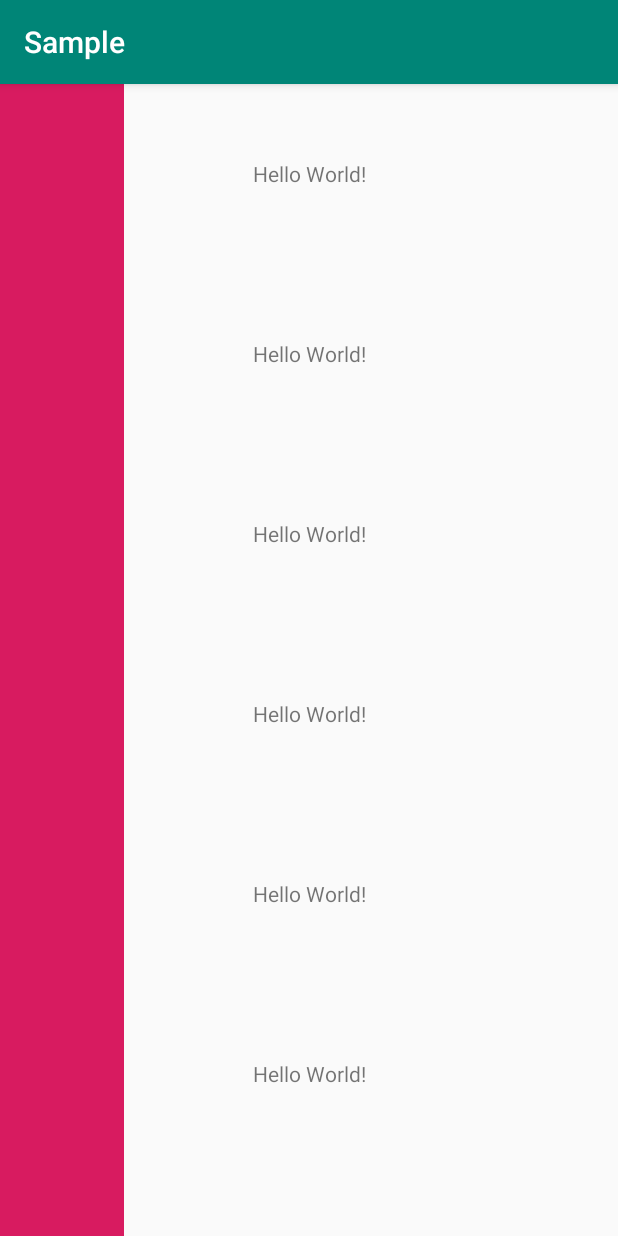
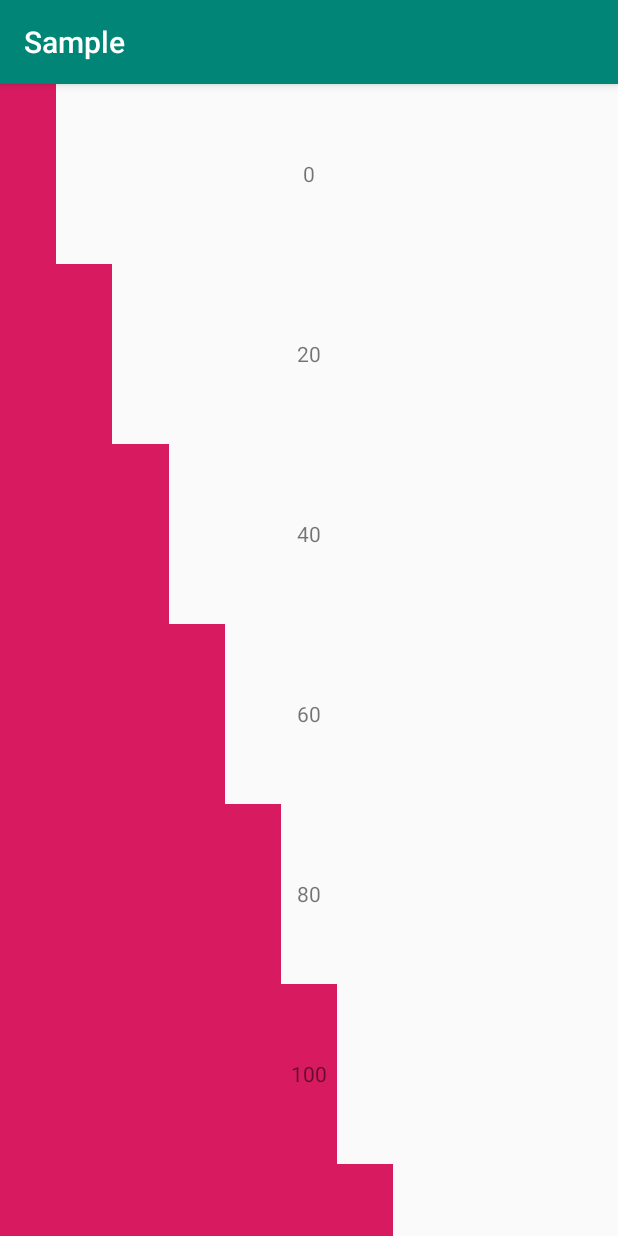
Before and after one commit to Tunous/SwipeProgressView, an Android app: the screen it shows after launch (MainActivity), on a phone screen of 412 x 824 dp. Run offline under Robolectric (Android 15) with nearby library versions, the phone set to English and light mode, and no system bars.

Commit message:
Implement API for setting progress related properties

```diff
--- a/library/src/main/java/me/thanel/swipeprogressview/SwipeProgressView.kt
+++ b/library/src/main/java/me/thanel/swipeprogressview/SwipeProgressView.kt
@@ -1,46 +1,140 @@
 package me.thanel.swipeprogressview
 
+import android.animation.ObjectAnimator
+import android.annotation.SuppressLint
 import android.content.Context
 import android.graphics.Canvas
 import android.graphics.Color
 import android.graphics.drawable.ColorDrawable
+import android.os.Build
 import android.util.AttributeSet
+import android.util.IntProperty
+import android.util.Property
 import android.view.MotionEvent
 import android.view.ViewConfiguration
+import android.view.animation.DecelerateInterpolator
 import android.widget.FrameLayout
 import androidx.annotation.ColorInt
-import me.thanel.swipeprogressview.internal.clamp
+import androidx.core.content.res.use
+import me.thanel.swipeprogressview.internal.clamped
 import kotlin.math.abs
 import kotlin.math.roundToInt
 
 class SwipeProgressView @JvmOverloads constructor(
     context: Context,
     attrs: AttributeSet? = null,
-    defStyleAttr: Int = 0
+    defStyleAttr: Int = R.attr.swipeProgressViewStyle
 ) : FrameLayout(context, attrs, defStyleAttr) {
 
     private val touchSlop = ViewConfiguration.get(context).scaledTouchSlop
     private val progressBackground = ColorDrawable(getColor(context))
     private var onProgressChangeListener: ((Int) -> Unit)? = null
-    private var isScrolling = false
+    private var isSwiping = false
     private var initialEventX = 0f
     private var initialEventY = 0f
     private var currentScrollStartValue = 0
 
-    var minValue = 0
+    /**
+     * The lower limit of this progress view's range.
+     *
+     * Setting this property will also update the [currentProgress] value to not be smaller than the
+     * newly set min progress.
+     */
+    var minProgress: Int = 0
+        set(newValue) {
+            if (field == newValue) return
+            field = newValue
+            if (currentProgress < newValue) {
+                currentProgress = newValue
+            }
+        }
 
-    var maxValue = 100
+    /**
+     * The upper limit of this progress view's range.
+     *
+     * Setting this property will also update the [currentProgress] value to not be bigger than the
+     * newly set max progress.
+     */
+    var maxProgress: Int = 100
+        set(newValue) {
+            if (field == newValue) return
+            field = newValue
+            if (currentProgress > newValue) {
+                currentProgress = newValue
+            }
+        }
 
-    var currentValue = 20
-        set(value) {
-            if (field == value) return
-            field = value
-            invalidate()
-            onProgressChangeListener?.invoke(value)
+    /**
+     * The progress view's current level of progress.
+     *
+     * Setting this property will immediately update the visual position of the progress indicator.
+     * To animate the visual position to the target value, use [setCurrentProgressAnimated].
+     *
+     * **Note** When attempting to set this value to any number outside of the [minProgress] and
+     * [maxProgress] range, the value will be automatically set to the closest valid number that
+     * fits within that range.
+     *
+     * @see minProgress
+     * @see maxProgress
+     * @see setCurrentProgressAnimated
+     */
+    var currentProgress: Int = 0
+        set(newValue) {
+            if (field == newValue) return
+            field = when {
+                newValue > maxProgress -> maxProgress
+                newValue < minProgress -> minProgress
+                else -> newValue
+            }
+            visualProgress = field
+            onProgressChangeListener?.invoke(newValue)
         }
 
     init {
         setWillNotDraw(false)
+
+        context.obtainStyledAttributes(attrs, R.styleable.SwipeProgressView).use {
+            minProgress = it.getInt(R.styleable.SwipeProgressView_spv_minProgress, minProgress)
+            maxProgress = it.getInt(R.styleable.SwipeProgressView_spv_maxProgress, maxProgress)
+            currentProgress =
+                it.getInt(R.styleable.SwipeProgressView_spv_currentProgress, currentProgress)
+        }
+    }
+
+    /**
+     * Registers a callback to be invoked when the value of [currentProgress] property is changed.
+     *
+     * @param listener the callback that will be run.
+     */
+    fun setOnProgressChangeListener(listener: ((Int) -> Unit)?) {
+        onProgressChangeListener = listener
+    }
+
+    private var visualProgress: Int = 0
+        set(newValue) {
+            field = newValue
+            invalidate()
+        }
+
+    /**
+     * Sets the current progress to the specified value, animating the visual position between the
+     * current and target values.
+     *
+     * Animation does not affect the result of [currentProgress] property, which will return the
+     * target value immediately after this function is called.
+     *
+     * @param progress the new progress value.
+     */
+    fun setCurrentProgressAnimated(progress: Int) {
+        val initialProgress = visualProgress
+        currentProgress = progress
+        visualProgress = initialProgress
+
+        val animator = ObjectAnimator.ofInt(this, VISUAL_PROGRESS, initialProgress, progress)
+        animator.setAutoCancel(true)
+        animator.duration = ANIMATION_DURATION
+        animator.interpolator = INTERPOLATOR
+        animator.start()
     }
 
     override fun onInterceptTouchEvent(ev: MotionEvent): Boolean {
@@ -48,48 +142,51 @@ class SwipeProgressView @JvmOverloads constructor(
             MotionEvent.ACTION_DOWN -> {
                 initialEventX = ev.x
                 initialEventY = ev.y
-                currentScrollStartValue = currentValue
+                currentScrollStartValue = currentProgress
             }
             MotionEvent.ACTION_CANCEL, MotionEvent.ACTION_UP -> {
-                isScrolling = false
+                isSwiping = false
             }
             MotionEvent.ACTION_MOVE -> {
                 val scrolledDistance = ev.x - initialEventX
 
-                if (!isScrolling) {
+                if (!isSwiping) {
                     val verticalScrolledDistance = ev.y - initialEventY
                     if (abs(verticalScrolledDistance) >= touchSlop) {
                         return false
                     }
-                    isScrolling = abs(scrolledDistance) >= touchSlop
+                    isSwiping = abs(scrolledDistance) >= touchSlop
                 }
 
-                return isScrolling
+                return isSwiping
             }
         }
         return false
     }
 
+    @SuppressLint("ClickableViewAccessibility") // performClick is not used
     override fun onTouchEvent(event: MotionEvent): Boolean {
         when (event.actionMasked) {
             MotionEvent.ACTION_CANCEL, MotionEvent.ACTION_UP -> {
-                isScrolling = false
+                isSwiping = false
             }
             MotionEvent.ACTION_MOVE -> {
                 parent?.requestDisallowInterceptTouchEvent(true)
 
                 val scrolledDistance = event.x - initialEventX
+                val scrollScale = scrolledDistance / width
 
-                // Convert that distance to represent percentage of the view's width
-                val scrollScale = scrolledDistance / width
-                // Multiply it by some factor to update the value a bit slower
-                val factoredScrollScale = scrollScale * 0.5f
-                // Convert the scale to actual value
-                val scrolledValue = (maxValue * factoredScrollScale).roundToInt()
-                // Add to it the value that was set before scroll started
+                // Multiply scroll scale by a factor to make scrolling a bit slower giving the
+                // user more precision during swipes. For example multiplying it by 0.5 will make
+                // single swipe through the whole view update the progress by 50% instead of 100%.
+                val factoredScrollScale = scrollScale * SCROLL_FACTOR
+                val scrolledValue = (maxProgress * factoredScrollScale).roundToInt()
+
+                // Add the initial value to the calculated value so the update always changes as an
+                // offset from the progress value before the swipe started instead of as an offset
+                // from min progress value.
                 val updatedValue = scrolledValue + currentScrollStartValue
-                // Finally clamp the value between min and max and notify the listener with result
-                currentValue = updatedValue.clamp(minValue, maxValue)
+                currentProgress = updatedValue.clamped(minProgress, maxProgress)
 
                 return true
             }
@@ -100,8 +197,9 @@ class SwipeProgressView @JvmOverloads constructor(
     override fun onDraw(canvas: Canvas) {
         super.onDraw(canvas)
 
-        val progressPercent = currentValue / maxValue.toFloat()
-        val end = ((right - left) * progressPercent).roundToInt()
+        val progressPercent =
+            (visualProgress - minProgress) / (maxProgress - minProgress).toFloat()
+        val end = (right * progressPercent).roundToInt()
         progressBackground.setBounds(0, 0, end, bottom - top)
         progressBackground.draw(canvas)
     }
@@ -113,4 +211,27 @@ class SwipeProgressView @JvmOverloads constructor(
         typedArray.recycle()
         return color
     }
+
+    companion object {
+        private const val SCROLL_FACTOR = 0.5f
+        private const val ANIMATION_DURATION = 80L
+        private val INTERPOLATOR = DecelerateInterpolator()
+        private val VISUAL_PROGRESS = if (Build.VERSION.SDK_INT >= 24) {
+            object : IntProperty<SwipeProgressView>("progress") {
+                override fun setValue(view: SwipeProgressView, value: Int) {
+                    view.visualProgress = value
+                }
+
+                override fun get(view: SwipeProgressView) = view.visualProgress
+            }
+        } else {
+            object : Property<SwipeProgressView, Int>(Int::class.java, "progress") {
+                override fun set(view: SwipeProgressView, value: Int) {
+                    view.visualProgress = value
+                }
+
+                override fun get(view: SwipeProgressView) = view.visualProgress
+            }
+        }
+    }
 }
--- a/library/src/main/java/me/thanel/swipeprogressview/internal/MathUtil.kt
+++ b/library/src/main/java/me/thanel/swipeprogressview/internal/MathUtil.kt
@@ -3,4 +3,4 @@ package me.thanel.swipeprogressview.internal
 import kotlin.math.max
 import kotlin.math.min
 
-internal fun Int.clamp(minValue: Int, maxValue: Int) = max(minValue, min(this, maxValue))
+internal fun Int.clamped(minValue: Int, maxValue: Int) = max(minValue, min(this, maxValue))
--- a/library/src/main/res/values/strings.xml
+++ /dev/null
@@ -1,3 +0,0 @@
-<resources>
-    <string name="app_name">SwipeProgressView</string>
-</resources>
--- a/sample/src/main/java/me/thanel/swipeprogressview/sample/MainActivity.kt
+++ b/sample/src/main/java/me/thanel/swipeprogressview/sample/MainActivity.kt
@@ -4,12 +4,14 @@ import android.os.Bundle
 import android.view.LayoutInflater
 import android.view.View
 import android.view.ViewGroup
-import android.widget.Toast
+import android.widget.TextView
 import androidx.appcompat.app.AppCompatActivity
 import androidx.recyclerview.widget.LinearLayoutManager
 import androidx.recyclerview.widget.RecyclerView
 import kotlinx.android.synthetic.main.activity_main.*
 import kotlinx.android.synthetic.main.item_swipe.view.*
+import me.thanel.swipeprogressview.SwipeProgressView
+import me.thanel.swipeprogressview.progressRange
 
 class MainActivity : AppCompatActivity() {
 
@@ -23,9 +25,16 @@ class MainActivity : AppCompatActivity() {
 }
 
 class SwipeItemViewHolder(itemView: View) : RecyclerView.ViewHolder(itemView) {
+    val textView: TextView = itemView.progressTextView
+    val swipeProgressView: SwipeProgressView = itemView.swipeProgressView
+
     init {
-        itemView.clickableChild.setOnClickListener {
-            Toast.makeText(itemView.context, "Tapped", Toast.LENGTH_SHORT).show()
+        textView.setOnClickListener {
+            val randomProgress = swipeProgressView.progressRange.random()
+            swipeProgressView.setCurrentProgressAnimated(randomProgress)
+        }
+        swipeProgressView.setOnProgressChangeListener {
+            textView.text = it.toString()
         }
     }
 }
@@ -39,5 +48,9 @@ class SwipeItemAdapter : RecyclerView.Adapter<SwipeItemViewHolder>() {
 
     override fun getItemCount() = 10
 
-    override fun onBindViewHolder(holder: SwipeItemViewHolder, position: Int) = Unit
+    override fun onBindViewHolder(holder: SwipeItemViewHolder, position: Int) {
+        val progress = position * 20
+        holder.textView.text = progress.toString()
+        holder.swipeProgressView.currentProgress = progress
+    }
 }
--- a/sample/src/main/res/layout/activity_main.xml
+++ b/sample/src/main/res/layout/activity_main.xml
@@ -1,13 +1,8 @@
 <?xml version="1.0" encoding="utf-8"?>
-<androidx.constraintlayout.widget.ConstraintLayout xmlns:android="http://schemas.android.com/apk/res/android"
+<androidx.recyclerview.widget.RecyclerView xmlns:android="http://schemas.android.com/apk/res/android"
     xmlns:tools="http://schemas.android.com/tools"
+    android:id="@+id/swipeItemRecyclerView"
     android:layout_width="match_parent"
     android:layout_height="match_parent"
-    tools:context=".MainActivity">
-
-    <androidx.recyclerview.widget.RecyclerView
-        android:id="@+id/swipeItemRecyclerView"
-        android:layout_width="match_parent"
-        android:layout_height="match_parent" />
-
-</androidx.constraintlayout.widget.ConstraintLayout>
+    tools:context=".MainActivity"
+    tools:listitem="@layout/item_swipe" />
--- a/sample/src/main/res/layout/item_swipe.xml
+++ b/sample/src/main/res/layout/item_swipe.xml
@@ -1,15 +1,20 @@
 <?xml version="1.0" encoding="utf-8"?>
 <me.thanel.swipeprogressview.SwipeProgressView xmlns:android="http://schemas.android.com/apk/res/android"
-    android:id="@+id/bookProgressView"
+    xmlns:app="http://schemas.android.com/apk/res-auto"
+    xmlns:tools="http://schemas.android.com/tools"
+    android:id="@+id/swipeProgressView"
     android:layout_width="match_parent"
-    android:layout_height="120dp">
+    android:layout_height="120dp"
+    app:spv_currentProgress="0"
+    app:spv_maxProgress="200"
+    app:spv_minProgress="-20">
 
     <TextView
-        android:id="@+id/clickableChild"
+        android:id="@+id/progressTextView"
         android:layout_width="match_parent"
         android:layout_height="match_parent"
         android:background="?selectableItemBackground"
         android:gravity="center"
-        android:text="Hello World!" />
+        tools:text="0" />
 
 </me.thanel.swipeprogressview.SwipeProgressView>
```
Also changed, not shown: library/src/main/java/me/thanel/swipeprogressview/SwipeProgressView+Ext.kt (added, +11 -0 lines), library/src/main/res/values/attrs.xml (added, +10 -0 lines).
